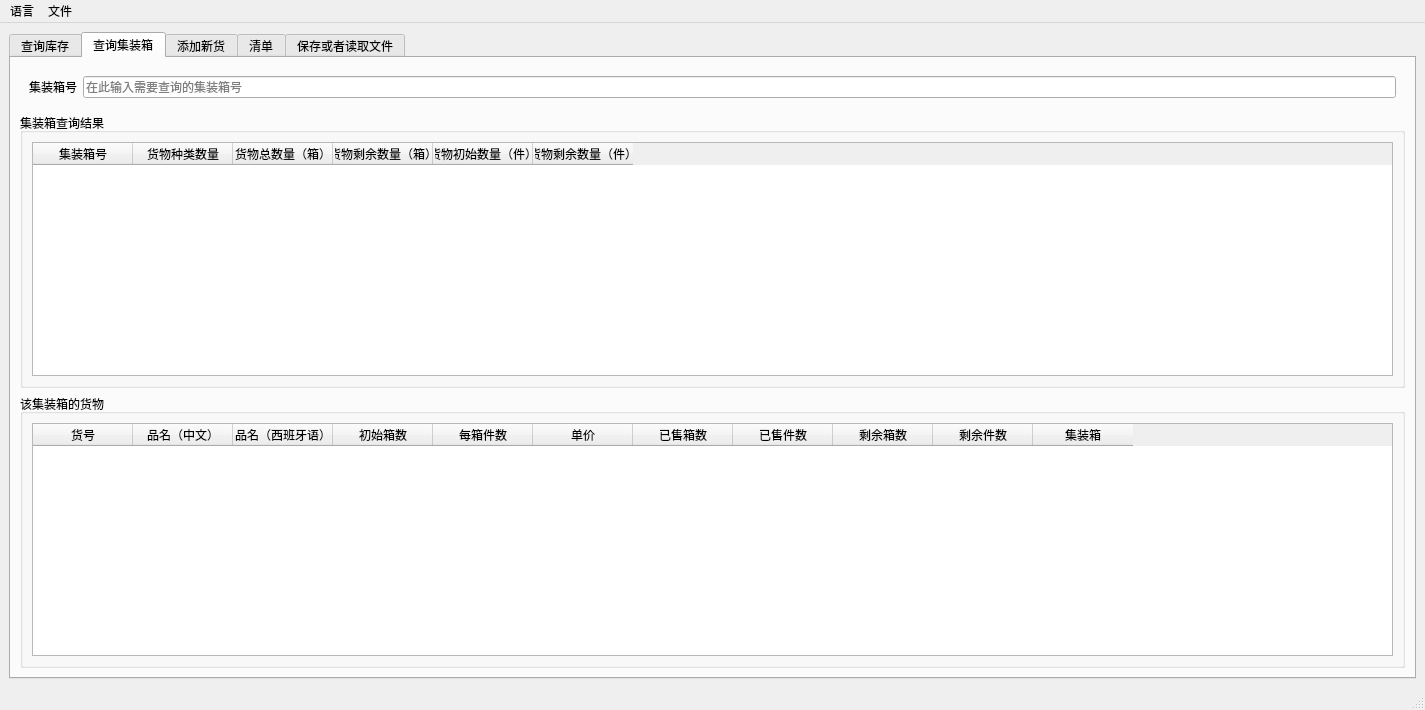
This is CompanyStroageManagement/mainwindow.ui in linxinwNeo/CompanyStroageManagement as Qt 5 draws it before an edit. The edited form follows.
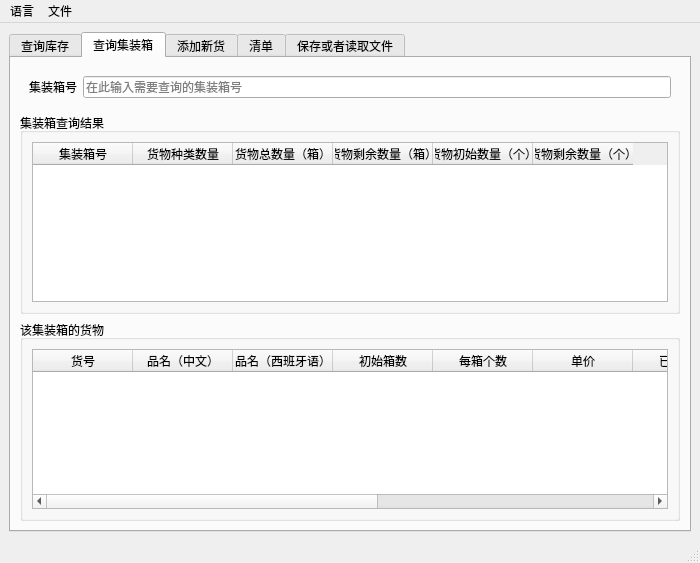
This is the edited form. The open tabs and pages were chosen to show the change.

What changed in the file:
```diff
--- a/CompanyStroageManagement/mainwindow.ui
+++ b/CompanyStroageManagement/mainwindow.ui
@@ -6,8 +6,8 @@
    <rect>
     <x>0</x>
     <y>0</y>
-    <width>1425</width>
-    <height>710</height>
+    <width>700</width>
+    <height>500</height>
    </rect>
   </property>
   <property name="windowTitle">
@@ -638,12 +638,12 @@
              </column>
              <column>
               <property name="text">
-               <string>货物初始数量（件）</string>
+               <string>货物初始数量（个）</string>
               </property>
              </column>
              <column>
               <property name="text">
-               <string>货物剩余数量（件）</string>
+               <string>货物剩余数量（个）</string>
               </property>
              </column>
             </widget>
@@ -696,7 +696,7 @@
              </column>
              <column>
               <property name="text">
-               <string>每箱件数</string>
+               <string>每箱个数</string>
               </property>
              </column>
              <column>
@@ -711,7 +711,7 @@
              </column>
              <column>
               <property name="text">
-               <string>已售件数</string>
+               <string>已售个数</string>
               </property>
              </column>
              <column>
@@ -721,7 +721,7 @@
              </column>
              <column>
               <property name="text">
-               <string>剩余件数</string>
+               <string>剩余个数</string>
               </property>
              </column>
              <column>
@@ -1101,7 +1101,7 @@
     <rect>
      <x>0</x>
      <y>0</y>
-     <width>1425</width>
+     <width>700</width>
      <height>17</height>
     </rect>
    </property>
```
Left out of the diff: 16 changed lines with no effect on the pictures.
